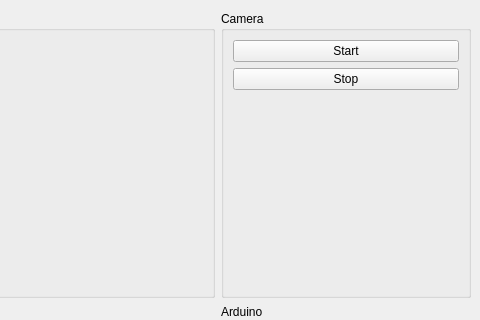
First picture: the form in gui/qt-gui/gui/mainwindow.ui, repository yleniaBattistini/ObjectTracker, before the edit; both pictures show x 320 to 800 and y 0 to 320 of the 800 by 600 pixel window.
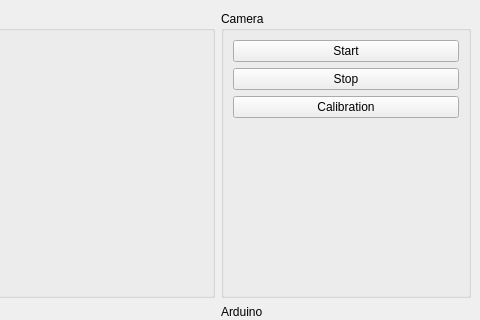
Second picture: the form after the edit.

Commit message: Reorganize project, start work on calibration

```diff
--- a/gui/qt-gui/gui/mainwindow.ui
+++ b/gui/qt-gui/gui/mainwindow.ui
@@ -146,6 +146,13 @@
             </property>
            </widget>
           </item>
+          <item>
+           <widget class="QPushButton" name="btnCalibration">
+            <property name="text">
+             <string>Calibration</string>
+            </property>
+           </widget>
+          </item>
           <item>
            <spacer name="verticalSpacer">
             <property name="orientation">
```
Left out of the diff: 3 changed lines with no effect on the pictures. The commit also changes 21 other files.
